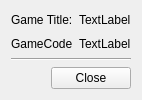
This is frontends/redPandaDS/cartridgeInfo/cartridgeInfo.ui in StefanScods/red-panda-ds as Qt 5 draws it before an edit. The edited form follows.
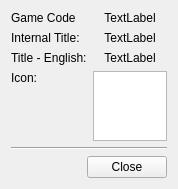
This is the edited form.

Commit message: Added extraction of english title and game icon from cartridge

The edit to the form file:
```diff
--- a/frontends/redPandaDS/cartridgeInfo/cartridgeInfo.ui
+++ b/frontends/redPandaDS/cartridgeInfo/cartridgeInfo.ui
@@ -6,8 +6,8 @@
    <rect>
     <x>0</x>
     <y>0</y>
-    <width>138</width>
-    <height>100</height>
+    <width>178</width>
+    <height>143</height>
    </rect>
   </property>
   <property name="windowTitle">
@@ -17,39 +17,90 @@
    <item>
     <layout class="QGridLayout" name="gridLayout">
      <item row="1" column="1">
-      <widget class="QLabel" name="gameCodeValue">
+      <widget class="QLabel" name="gameTitleInternalValue">
        <property name="text">
         <string>TextLabel</string>
        </property>
+       <property name="alignment">
+        <set>Qt::AlignmentFlag::AlignHCenter|Qt::AlignmentFlag::AlignTop</set>
+       </property>
       </widget>
      </item>
-     <item row="0" column="1">
-      <widget class="QLabel" name="gameTitleValue">
+     <item row="2" column="0">
+      <widget class="QLabel" name="label_3">
        <property name="text">
-        <string>TextLabel</string>
+        <string>Title - English:</string>
+       </property>
+       <property name="alignment">
+        <set>Qt::AlignmentFlag::AlignLeading|Qt::AlignmentFlag::AlignLeft|Qt::AlignmentFlag::AlignTop</set>
+       </property>
+       <property name="boldLabel" stdset="0">
+        <bool>true</bool>
        </property>
       </widget>
      </item>
      <item row="0" column="0">
-      <widget class="QLabel" name="label">
-       <property name="text">
-        <string>Game Title:</string>
-       </property>
-       <property name="boldLabel" stdset="0">
-        <bool>true</bool>
-       </property>
-      </widget>
-     </item>
-     <item row="1" column="0">
       <widget class="QLabel" name="label_2">
        <property name="text">
-        <string>GameCode</string>
+        <string>Game Code</string>
        </property>
+       <property name="alignment">
+        <set>Qt::AlignmentFlag::AlignLeading|Qt::AlignmentFlag::AlignLeft|Qt::AlignmentFlag::AlignTop</set>
+       </property>
        <property name="boldLabel" stdset="0">
         <bool>true</bool>
        </property>
       </widget>
      </item>
+     <item row="1" column="0">
+      <widget class="QLabel" name="label">
+       <property name="text">
+        <string>Internal Title:</string>
+       </property>
+       <property name="alignment">
+        <set>Qt::AlignmentFlag::AlignLeading|Qt::AlignmentFlag::AlignLeft|Qt::AlignmentFlag::AlignTop</set>
+       </property>
+       <property name="boldLabel" stdset="0">
+        <bool>true</bool>
+       </property>
+      </widget>
+     </item>
+     <item row="0" column="1">
+      <widget class="QLabel" name="gameCodeValue">
+       <property name="text">
+        <string>TextLabel</string>
+       </property>
+       <property name="alignment">
+        <set>Qt::AlignmentFlag::AlignHCenter|Qt::AlignmentFlag::AlignTop</set>
+       </property>
+      </widget>
+     </item>
+     <item row="2" column="1">
+      <widget class="QLabel" name="gameTitleEnglishValue">
+       <property name="text">
+        <string>TextLabel</string>
+       </property>
+       <property name="alignment">
+        <set>Qt::AlignmentFlag::AlignHCenter|Qt::AlignmentFlag::AlignTop</set>
+       </property>
+      </widget>
+     </item>
+     <item row="3" column="0">
+      <widget class="QLabel" name="label_7">
+       <property name="text">
+        <string>Icon:</string>
+       </property>
+       <property name="alignment">
+        <set>Qt::AlignmentFlag::AlignLeading|Qt::AlignmentFlag::AlignLeft|Qt::AlignmentFlag::AlignTop</set>
+       </property>
+       <property name="boldLabel" stdset="0">
+        <bool>true</bool>
+       </property>
+      </widget>
+     </item>
+     <item row="3" column="1">
+      <widget class="QGraphicsView" name="iconValue"/>
+     </item>
     </layout>
    </item>
    <item>
```
The commit also changes 4 other files.
